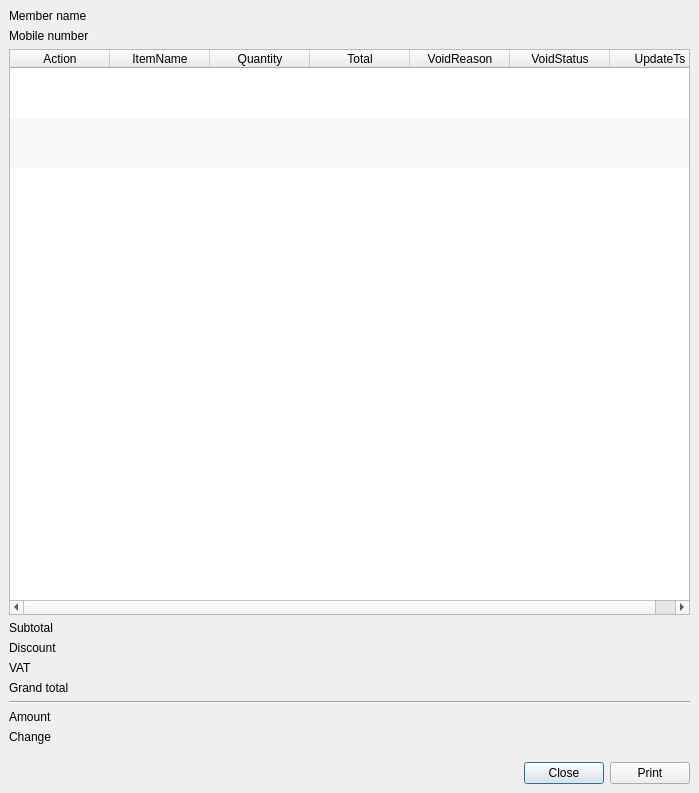
First picture: the form in app/views/templates/generated/ViewReceipt.ui, repository rondalefloyd/mts-pos, before the edit.
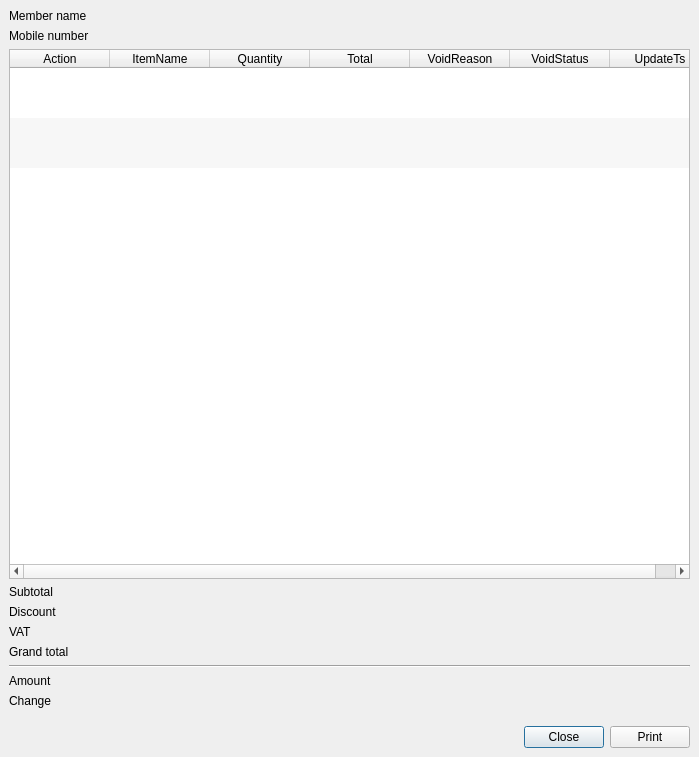
Second picture: the form after the edit.

Patch:
```diff
--- a/app/views/templates/generated/ViewReceipt.ui
+++ b/app/views/templates/generated/ViewReceipt.ui
@@ -7,7 +7,7 @@
     <x>0</x>
     <y>0</y>
     <width>699</width>
-    <height>793</height>
+    <height>757</height>
    </rect>
   </property>
   <property name="windowTitle">
```
